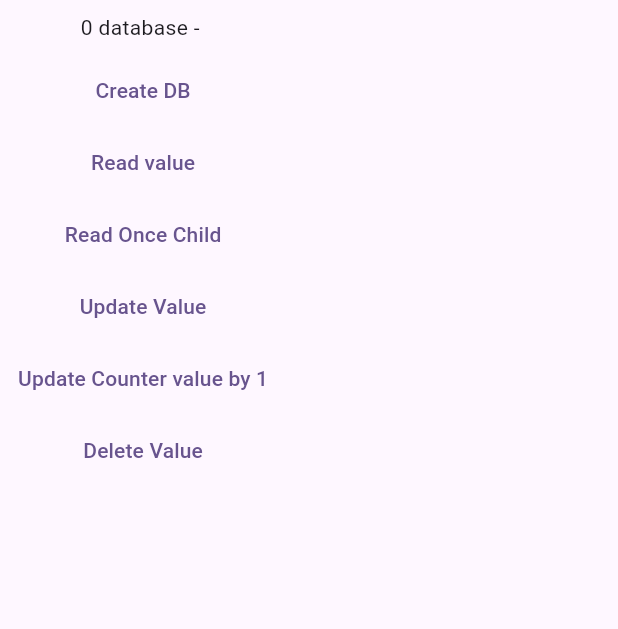
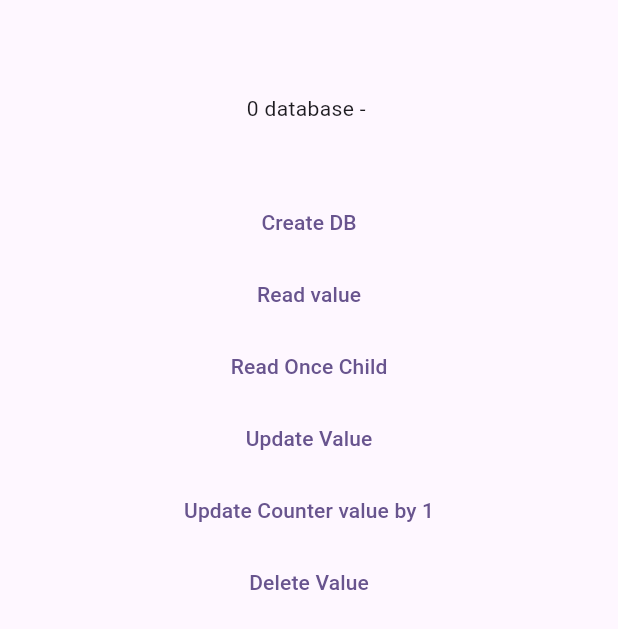
Before and after one commit to JakariaKhan-CSE/Flutter-Firebase-RealTime-Database, a Flutter app: the screen it shows after launch, after a tap on "Create DB", on a phone screen of 412 x 824 dp. Shown: the top 629 px of the screen. Run offline on Flutter 3.47's test engine with Material 3 defaults, Android fonts, the phone set to English and light mode, and no system bars; our stand-ins replace firebase_core, firebase_database; accounts and stored records are empty.

Commit message:
sucessfully create database function work.

```diff
--- a/lib/RealtimeDatabase.dart
+++ b/lib/RealtimeDatabase.dart
@@ -35,14 +35,17 @@ class _RealtimedatabaseState extends State<Realtimedatabase> {
   Widget build(BuildContext context) {
     return Scaffold(
       body: SafeArea(child: SingleChildScrollView(
+        child: Center(
           child: Column(
+            mainAxisAlignment: MainAxisAlignment.center,
             children: [
-            Padding(padding: EdgeInsets.all(8),
+              SizedBox(height: 50,),
+              Padding(padding: EdgeInsets.all(12),
               child: Text(countvalue.toString()+ " database - "+databaseJson),
               ),
-
+SizedBox(height: 30,),
               TextButton(onPressed: (){
-
+              _createDB();
               }, child: Text('Create DB')),
               TextButton(onPressed: (){
 
@@ -61,10 +64,12 @@ class _RealtimedatabaseState extends State<Realtimedatabase> {
               }, child: Text('Delete Value'))
             ],
           ),
+        ),
       )),
 
     );
   }
+  // create database function
   _createDB(){
     // 2 ta row(document) create hobe profile and jobprofile
     _dbref.child('profile').set("Jakaria Profile");
```
Lines whose indentation alone changed are shown as unchanged.
